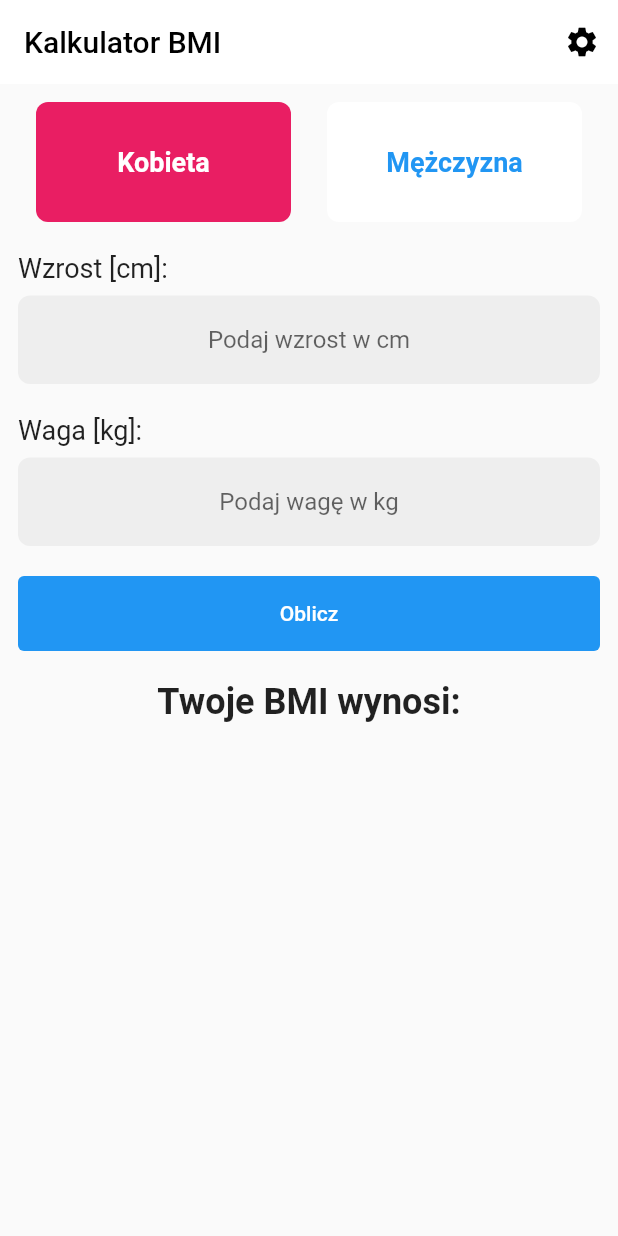
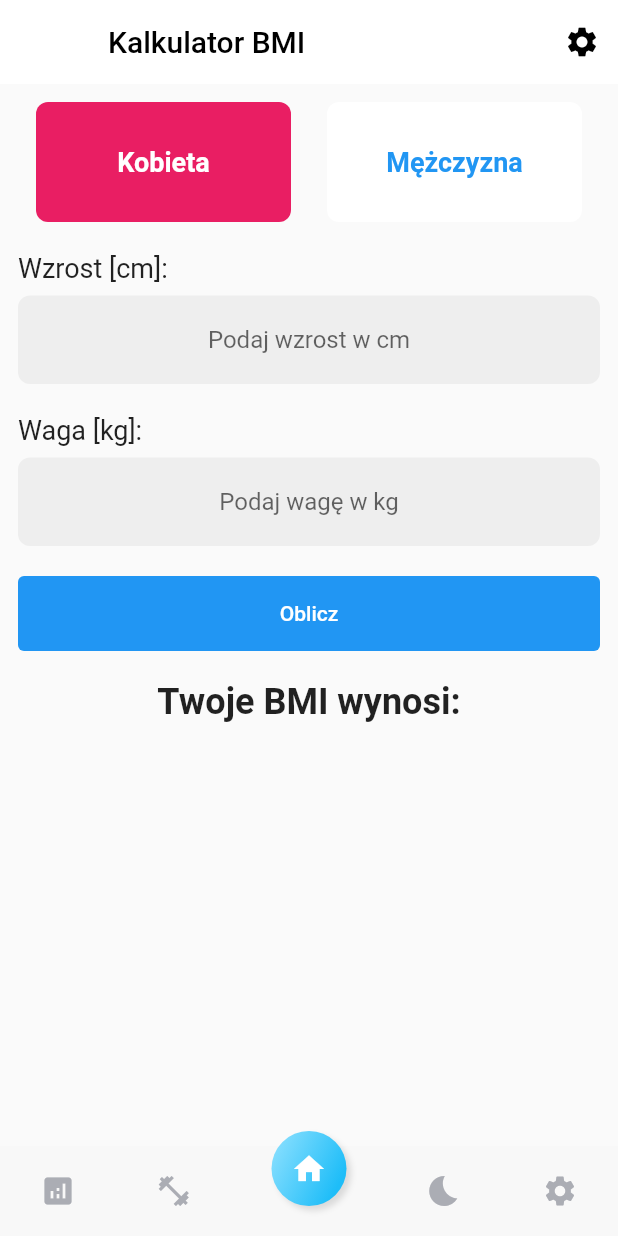
Before and after one commit to sebastianrichter711/PAUM-projekt, a Flutter app: the screen it shows after launch, item 3 of the bottom bar chosen, on a phone screen of 412 x 824 dp. Run offline on Flutter 3.47's test engine with Material 2 defaults, Android fonts, the phone set to English and light mode, and no system bars; our stand-ins replace font_awesome_flutter, permission_handler; missing offline and left inert: health.

Commit message:
Dodanie paska nawigacyjnego do kalkulatora BMI

```diff
--- a/healthcareapp/lib/pages/bmi/bmi.dart
+++ b/healthcareapp/lib/pages/bmi/bmi.dart
@@ -10,7 +10,11 @@
 
   @override
   Widget build(BuildContext context) {
-    return const MaterialApp(home: BmiCalculator());
+    return Scaffold(
+      body: Column(
+        children: const [BmiCalculator(), BottomNavigation()],
+      ),
+    );
   }
 }
 
@@ -30,7 +34,7 @@
   TextEditingController heightController = TextEditingController();
   @override
   Widget build(BuildContext context) {
-    return Container(
+    return Expanded(
       child: Scaffold(
           appBar: AppBar(
               title: const Text(
```
